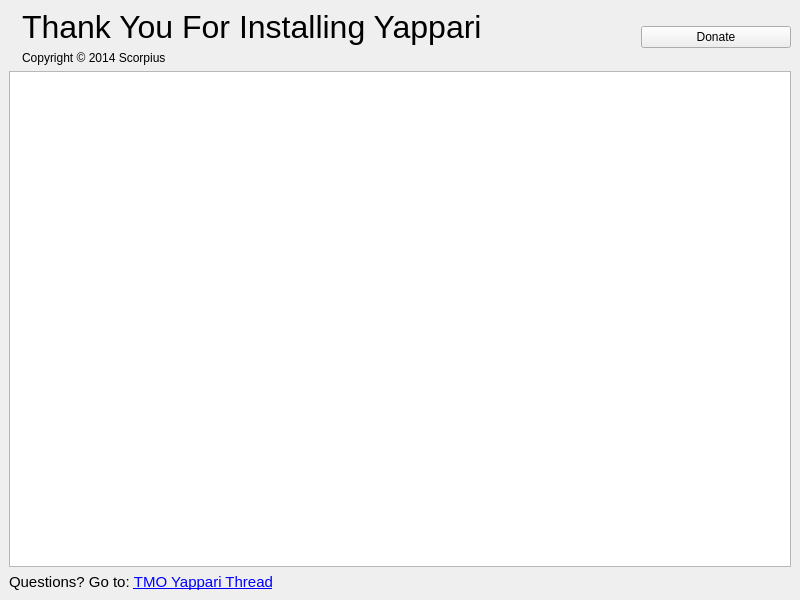
This is src/yappari-application/Gui/ui/whatsnewwindow.ui in agamez/yappari as Qt 5 draws it before an edit. The edited form follows.
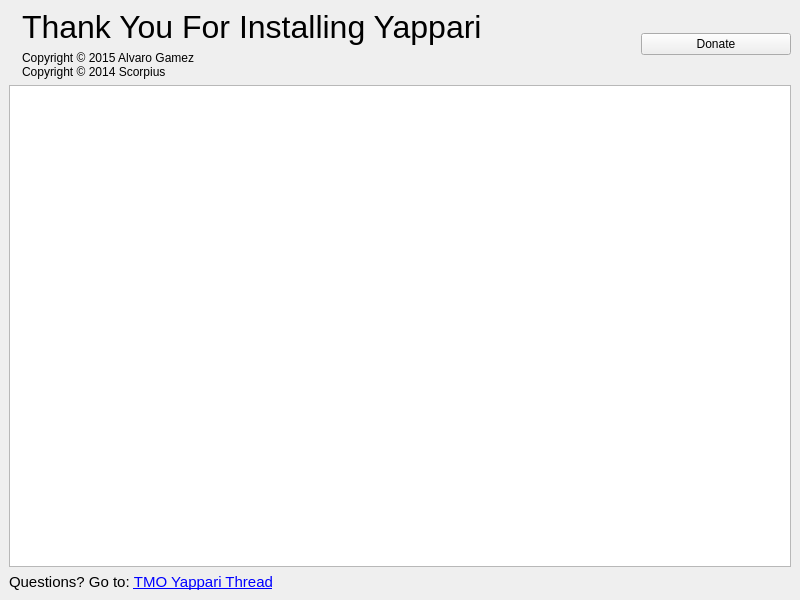
This is the edited form. Icons and pictures are not drawn.

Commit message: Update copyright texts

Patch:
```diff
--- a/src/yappari-application/Gui/ui/whatsnewwindow.ui
+++ b/src/yappari-application/Gui/ui/whatsnewwindow.ui
@@ -53,7 +53,8 @@
         <item>
          <widget class="QLabel" name="label_4">
           <property name="text">
-           <string>Copyright © 2014 Scorpius</string>
+           <string>Copyright © 2015 Alvaro Gamez
+Copyright © 2014 Scorpius</string>
           </property>
          </widget>
         </item>
@@ -99,8 +100,8 @@
        <string>&lt;!DOCTYPE HTML PUBLIC &quot;-//W3C//DTD HTML 4.0//EN&quot; &quot;http://www.w3.org/TR/REC-html40/strict.dtd&quot;&gt;
 &lt;html&gt;&lt;head&gt;&lt;meta name=&quot;qrichtext&quot; content=&quot;1&quot; /&gt;&lt;style type=&quot;text/css&quot;&gt;
 p, li { white-space: pre-wrap; }
-&lt;/style&gt;&lt;/head&gt;&lt;body style=&quot; font-family:'Sans'; font-size:9pt; font-weight:400; font-style:normal;&quot;&gt;
-&lt;p style=&quot;-qt-paragraph-type:empty; margin-top:0px; margin-bottom:0px; margin-left:0px; margin-right:0px; -qt-block-indent:0; text-indent:0px; font-family:'Ubuntu'; font-size:11pt; font-weight:200;&quot;&gt;&lt;/p&gt;&lt;/body&gt;&lt;/html&gt;</string>
+&lt;/style&gt;&lt;/head&gt;&lt;body style=&quot; font-family:'Sans Serif'; font-size:9pt; font-weight:400; font-style:normal;&quot;&gt;
+&lt;p style=&quot;-qt-paragraph-type:empty; margin-top:0px; margin-bottom:0px; margin-left:0px; margin-right:0px; -qt-block-indent:0; text-indent:0px; font-family:'Ubuntu'; font-size:11pt; font-weight:200;&quot;&gt;&lt;br /&gt;&lt;/p&gt;&lt;/body&gt;&lt;/html&gt;</string>
       </property>
      </widget>
     </item>
```
The commit also changes 1 other file.
